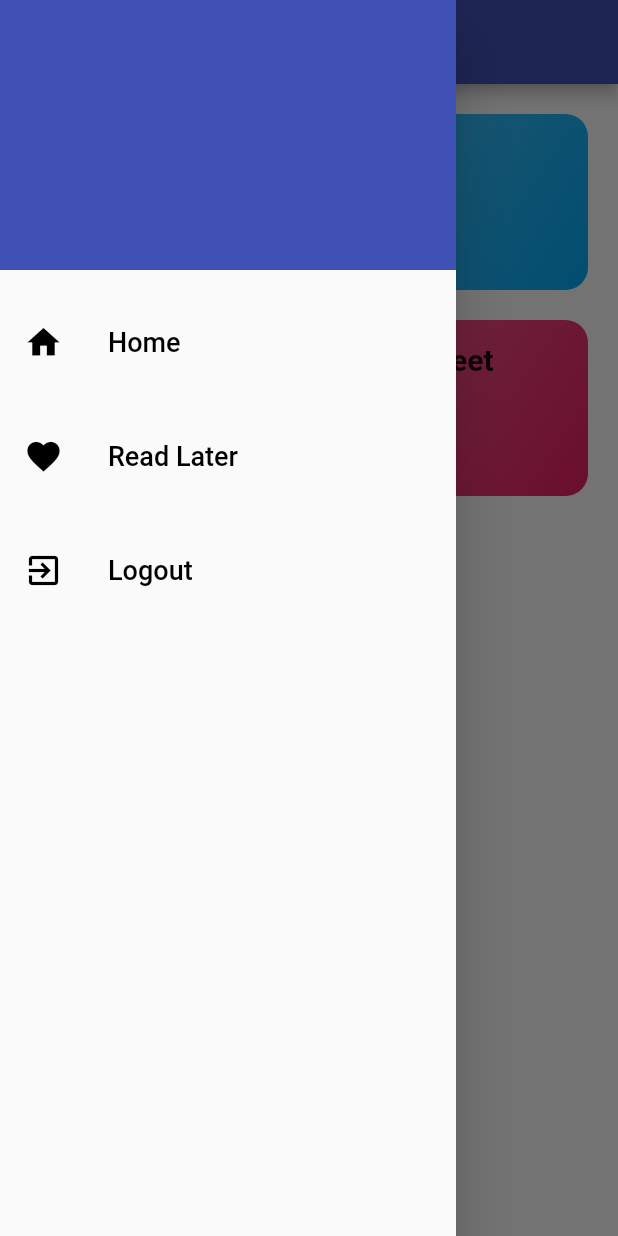
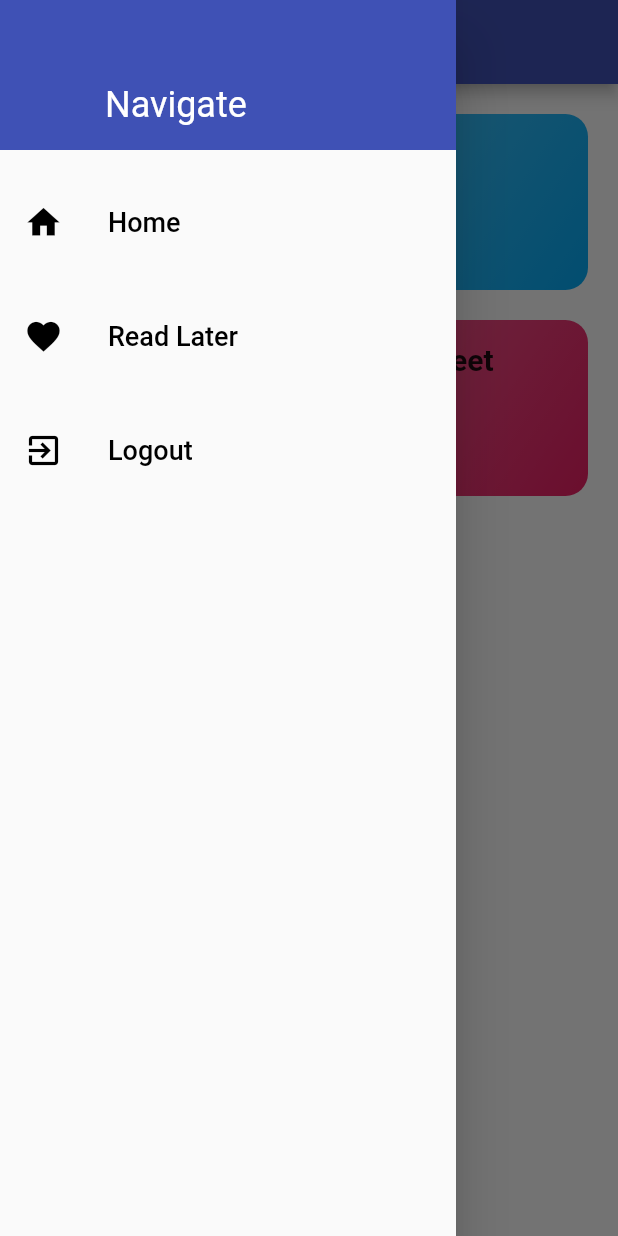
Before and after one commit to Sriujan1/NewsApp, a Flutter app: the screen it shows once a user with an empty profile is signed in, with the side drawer open, on a phone screen of 412 x 824 dp. Run offline on Flutter 3.47's test engine with Material 2 defaults, Android fonts, the phone set to English and light mode, and no system bars; our stand-ins replace cloud_firestore, firebase_auth; accounts and stored records are empty.

Commit message:
Final Changes done

```diff
--- a/lib/main.dart
+++ b/lib/main.dart
@@ -7,6 +7,7 @@ import './screens/news_list_screen.dart';
 import './screens/home_screen.dart';
 import './screens/auth_screen.dart';
 import './screens/read_late_screen.dart';
+import './screens/read_later_detail_screen.dart';
 import './models/news.dart';
 
 void main() {
@@ -44,6 +45,7 @@ class MyApp extends StatelessWidget {
             NewsListScreen.routeName: (ctx) => NewsListScreen(),
             NewsDetailScreen.routeName: (ctx) => NewsDetailScreen(),
             ReadLaterScreen.routeName: (ctx) => ReadLaterScreen(),
+            ReadLaterDetailScreen.routeName: (ctx) => ReadLaterDetailScreen(),
           }),
     );
   }
--- a/lib/pickers/user_profile.dart
+++ /dev/null
@@ -1,41 +0,0 @@
-import 'package:flutter/material.dart';
-import 'package:firebase_auth/firebase_auth.dart';
-import 'package:firebase_storage/firebase_storage.dart';
-import 'package:cloud_firestore/cloud_firestore.dart';
-import 'package:news_app/widgets/user_pro.dart';
-class UserProfile extends StatelessWidget {
-
-  @override
-  Widget build(BuildContext context) {
-    return FutureBuilder(
-          future: FirebaseAuth.instance.currentUser(),
-                  builder: (ctx, futureSnapshot) {
-                    if(futureSnapshot.connectionState == ConnectionState.waiting) {
-                      return Center(
-                        child: Text('No Image')
-                      );
-                    }
-                  return  StreamBuilder(
-      stream: Firestore.instance.collection('userDetails').snapshots(),
-      builder: (ctx, dataSnapshot) {
-        if(dataSnapshot.connectionState == ConnectionState.waiting) {
-          return Center(
-            child: Text('No image')
-          );
-        }
-        final dataDocs = dataSnapshot.data.documents;
-        return ListView.builder(
-            reverse: true,
-            itemCount: dataDocs.length,
-            itemBuilder: (ctx, index) => UserProfileImage(
-              dataDocs[index]['user_image'],
-
-            key: ValueKey(dataDocs[index].documentID),
-            )
-            );
-                  }
-        );
-      }
-    );
-  }
-}
--- a/lib/screens/home_screen.dart
+++ b/lib/screens/home_screen.dart
@@ -6,9 +6,6 @@ import '../widgets/maindrawer.dart';
 
 class HomeScreen extends StatelessWidget {
   static const routeName = '/home';
-  // final String id;
-  // final String title;
-  // HomeScreen(this.id, this.title);
   @override
   Widget build(BuildContext context) {
     return Scaffold(
--- a/lib/widgets/maindrawer.dart
+++ b/lib/widgets/maindrawer.dart
@@ -1,11 +1,7 @@
-import 'dart:io';
-
 import 'package:flutter/material.dart';
-import 'package:news_app/pickers/user_profile.dart';
 import 'package:news_app/screens/home_screen.dart';
 import 'package:firebase_auth/firebase_auth.dart';
 import 'package:news_app/screens/read_late_screen.dart';
-import '../pickers/user_image_picker.dart';
 
 class MainDrawer extends StatelessWidget {
 
@@ -27,28 +23,22 @@ class MainDrawer extends StatelessWidget {
 
     );
   }
-
   @override
   Widget build(BuildContext context) {
-     File pickImage;
 
-void pickedImage(File picked) {
-    pickImage = picked;
-  }
     return Drawer(
       child: Column(
         children: <Widget>[
           Container(
-            height: 180,
+            height: 100,
             width: double.infinity,
             padding: EdgeInsets.only(top: 40,left: 70),
             color: Theme.of(context).primaryColor,
             alignment: Alignment.centerLeft,
-            child: Container(
-              child: UserProfile(),
-            )
-
-
+            child: Text('Navigate', style: TextStyle(
+              color: Colors.white,
+              fontSize: 24,
+            ),),
           ),
           SizedBox(height: 20,),
           buildListTile(
```
Also changed, not shown: lib/models/news.dart (+19 -0 lines), lib/pickers/user_image_picker.dart (deleted, +0 -101 lines), lib/screens/auth_screen.dart (+1 -13 lines), lib/screens/read_late_screen.dart (+17 -5 lines), lib/screens/read_later_detail_screen.dart (added, +87 -0 lines), lib/widgets/auth_form.dart (+14 -26 lines), lib/widgets/user_pro.dart (deleted, +0 -26 lines).
